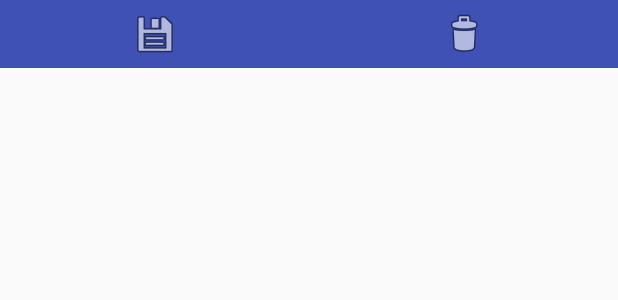
After one commit to phanmanhcuong/NoteAssignment, an Android app: the layout bottom_menu_notedetail.xml on its own in the app's theme, with its tools: preview values and no code run, on a phone screen of 412 x 824 dp. The commit adds this screen. Shown: the top 300 px of the screen. Run offline under Robolectric (Android 15) with nearby library versions, the phone set to English and light mode, and no system bars.

Commit message:
edit class name, use grid view, xml file, bottom notedetail menu

```diff
--- /dev/null
+++ b/app/src/main/res/layout/bottom_menu_notedetail.xml
@@ -0,0 +1,26 @@
+<?xml version="1.0" encoding="utf-8"?>
+<LinearLayout xmlns:android="http://schemas.android.com/apk/res/android"
+    android:orientation="horizontal" android:layout_width="match_parent"
+    android:layout_height="wrap_content"
+    android:background="@color/colorPrimary"
+    android:id="@+id/ll_bottom_menu">
+    <ImageButton
+        android:layout_width="wrap_content"
+        android:layout_height="wrap_content"
+        android:id="@+id/btn_savefile"
+        android:layout_weight="1"
+        android:text="@string/savefile"
+        android:src="@android:drawable/ic_menu_save"
+        android:background="@android:color/transparent"
+        android:paddingTop="@dimen/imgbtn_bottom_menu_padding_top"
+        android:paddingBottom="@dimen/imgbtn_bottom_menu_padding_bot"/>
+    <ImageButton
+        android:layout_width="wrap_content"
+        android:layout_height="wrap_content"
+        android:id="@+id/btn_delete"
+        android:layout_weight="1"
+        android:src="@android:drawable/ic_menu_delete"
+        android:background="@android:color/transparent"
+        android:paddingTop="@dimen/imgbtn_bottom_menu_padding_top"
+        android:paddingBottom="@dimen/imgbtn_bottom_menu_padding_bot"/>
+</LinearLayout>
--- a/app/src/main/res/values/dimens.xml
+++ b/app/src/main/res/values/dimens.xml
@@ -5,4 +5,6 @@
     <dimen name="ll_note_in_notelist_padding_right">20px</dimen>
     <dimen name="gv_padding_left">10px</dimen>
     <dimen name="gv_padding_right">10px</dimen>
+    <dimen name="imgbtn_bottom_menu_padding_top">10px</dimen>
+    <dimen name="imgbtn_bottom_menu_padding_bot">10px</dimen>
 </resources>
--- a/app/src/main/res/values/strings.xml
+++ b/app/src/main/res/values/strings.xml
@@ -27,4 +27,6 @@
     <string name="SD_card_is_not_mounted_now">SD card is not mounted now</string>
     <string name="permission_write">write permission is denied</string>
     <string name="permission_wake_clock">permission wake clock is denied</string>
+    <string name="savefile">Save</string>
+    <string name="delete">Delete</string>
 </resources>
```
Also changed, not shown: app/src/main/java/com/example/cuongphan/noteassignment/NoteDetail.java (+8 -23 lines).
